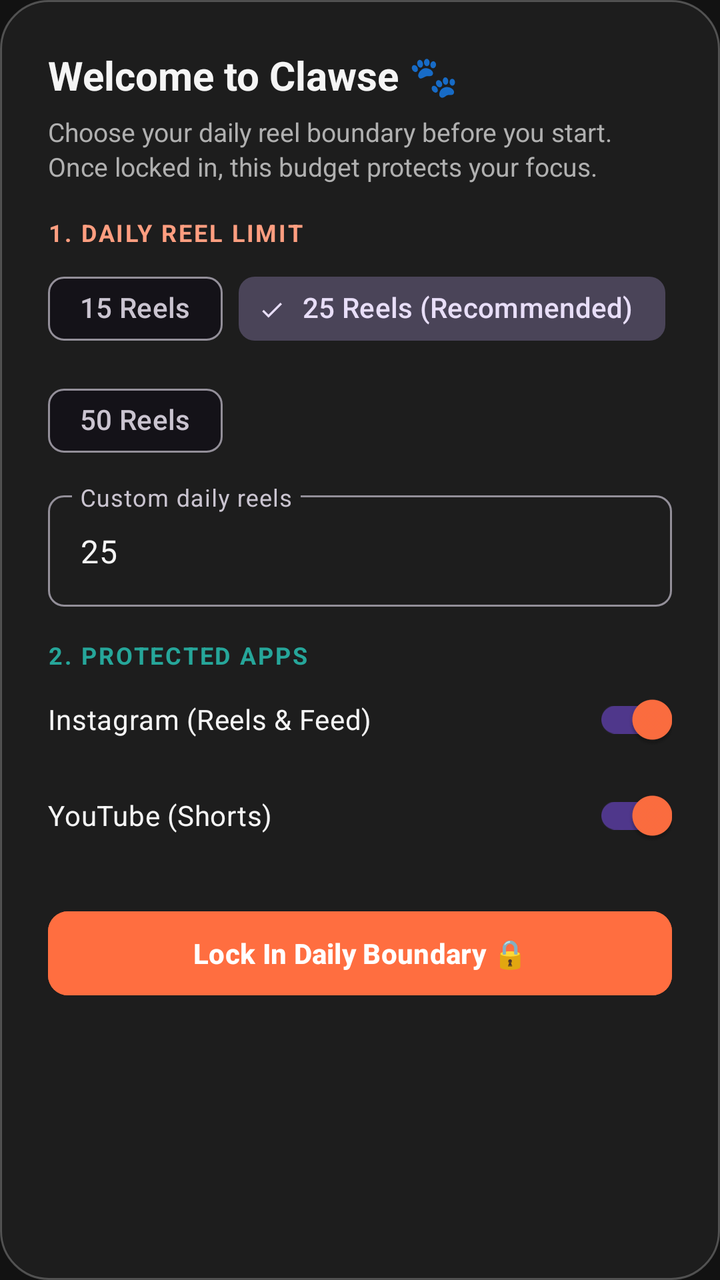
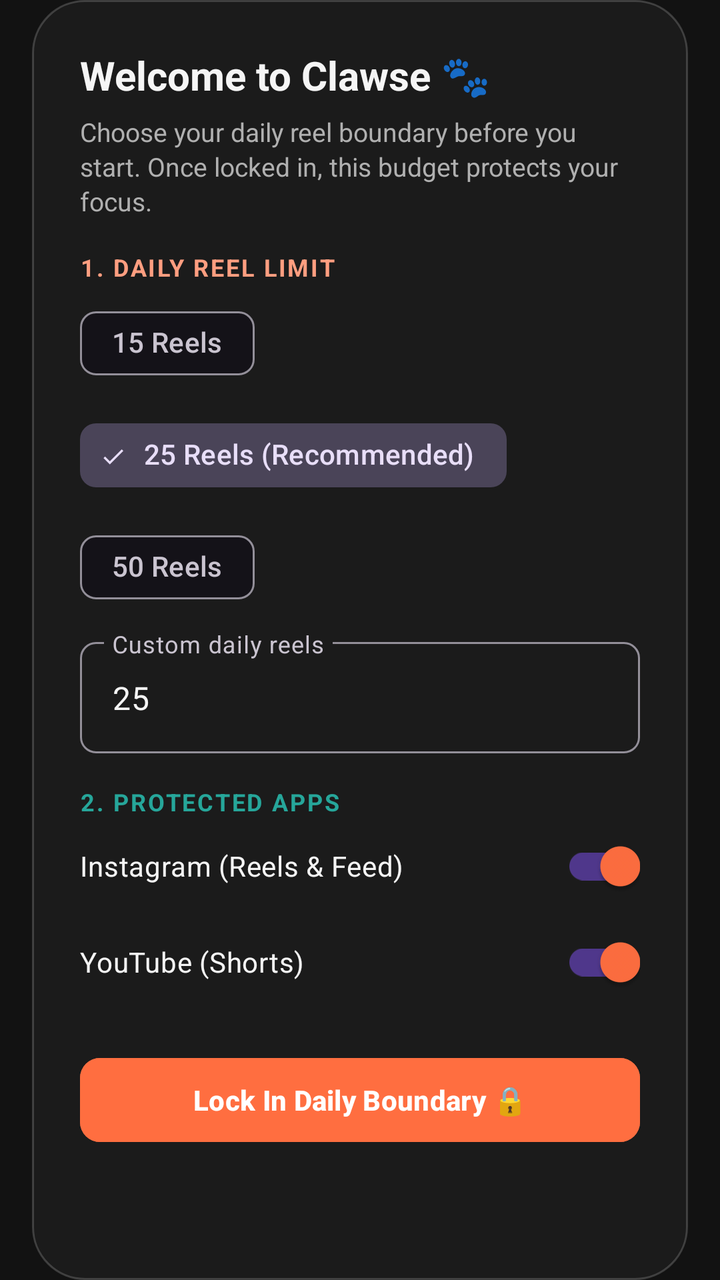

Before-and-after screenshots of an Android layout around one commit, followed by the original layout XML and the change that was made.
<!-- AndroidManifest.xml: application theme Theme.AntiScrollerKitty -->
<!-- res/layout/dialog_initial_setup.xml -->
<?xml version="1.0" encoding="utf-8"?>
<ScrollView xmlns:android="http://schemas.android.com/apk/res/android"
    xmlns:app="http://schemas.android.com/apk/res-auto"
    android:layout_width="match_parent"
    android:layout_height="wrap_content"
    android:fillViewport="true">

    <LinearLayout
        android:layout_width="match_parent"
        android:layout_height="wrap_content"
        android:orientation="vertical"
        android:padding="24dp"
        android:background="@drawable/bg_dialog_glass">

        <TextView
            android:layout_width="wrap_content"
            android:layout_height="wrap_content"
            android:text="Welcome to Clawse 🐾"
            android:textColor="@color/text_primary"
            android:textSize="20sp"
            android:textStyle="bold" />

        <TextView
            android:layout_width="wrap_content"
            android:layout_height="wrap_content"
            android:layout_marginTop="6dp"
            android:text="Choose your daily reel boundary before you start. Once locked in, this budget protects your focus."
            android:textColor="@color/text_secondary"
            android:textSize="13sp"
            android:lineSpacingExtra="2dp" />

        
        <TextView
            android:layout_width="wrap_content"
            android:layout_height="wrap_content"
            android:layout_marginTop="16dp"
            android:text="1. DAILY REEL LIMIT"
            android:textColor="@color/kitty_peach"
            android:textSize="12sp"
            android:letterSpacing="0.08"
            android:textStyle="bold" />

        <com.google.android.material.chip.ChipGroup
            android:id="@+id/chipGroupSetupLimit"
            android:layout_width="match_parent"
            android:layout_height="wrap_content"
            android:layout_marginTop="6dp"
            app:singleSelection="true">

            <com.google.android.material.chip.Chip
                android:id="@+id/chipLimit15"
                android:layout_width="wrap_content"
                android:layout_height="wrap_content"
                android:text="15 Reels"
                style="@style/Widget.Material3.Chip.Filter" />

            <com.google.android.material.chip.Chip
                android:id="@+id/chipLimit25"
                android:layout_width="wrap_content"
                android:layout_height="wrap_content"
                android:text="25 Reels (Recommended)"
                android:checked="true"
                style="@style/Widget.Material3.Chip.Filter" />

            <com.google.android.material.chip.Chip
                android:id="@+id/chipLimit50"
                android:layout_width="wrap_content"
                android:layout_height="wrap_content"
                android:text="50 Reels"
                style="@style/Widget.Material3.Chip.Filter" />
        </com.google.android.material.chip.ChipGroup>

        <com.google.android.material.textfield.TextInputLayout
            android:id="@+id/tilSetupLimit"
            android:layout_width="match_parent"
            android:layout_height="wrap_content"
            android:layout_marginTop="8dp"
            android:hint="Custom daily reels"
            app:boxCornerRadiusBottomEnd="8dp"
            app:boxCornerRadiusBottomStart="8dp"
            app:boxCornerRadiusTopEnd="8dp"
            app:boxCornerRadiusTopStart="8dp"
            style="@style/Widget.Material3.TextInputLayout.OutlinedBox">

            <com.google.android.material.textfield.TextInputEditText
                android:id="@+id/etSetupLimit"
                android:layout_width="match_parent"
                android:layout_height="wrap_content"
                android:inputType="number"
                android:maxLength="4"
                android:text="25"
                android:textColor="@color/text_primary" />
        </com.google.android.material.textfield.TextInputLayout>

        
        <TextView
            android:layout_width="wrap_content"
            android:layout_height="wrap_content"
            android:layout_marginTop="16dp"
            android:text="2. PROTECTED APPS"
            android:textColor="@color/secondary"
            android:textSize="12sp"
            android:letterSpacing="0.08"
            android:textStyle="bold" />

        <com.google.android.material.switchmaterial.SwitchMaterial
            android:id="@+id/switchSetupInstagram"
            android:layout_width="match_parent"
            android:layout_height="wrap_content"
            android:checked="true"
            android:text="Instagram (Reels &amp; Feed)"
            android:textColor="@color/text_primary" />

        <com.google.android.material.switchmaterial.SwitchMaterial
            android:id="@+id/switchSetupYouTube"
            android:layout_width="match_parent"
            android:layout_height="wrap_content"
            android:checked="true"
            android:text="YouTube (Shorts)"
            android:textColor="@color/text_primary" />

        <com.google.android.material.button.MaterialButton
            android:id="@+id/btnLockInSetup"
            android:layout_width="match_parent"
            android:layout_height="50dp"
            android:layout_marginTop="20dp"
            android:text="Lock In Daily Boundary 🔒"
            android:backgroundTint="@color/primary"
            android:textColor="@color/on_primary"
            android:textSize="14sp"
            android:textStyle="bold"
            app:cornerRadius="10dp" />

    </LinearLayout>
</ScrollView>
<!-- resources referenced by this layout -->
<resources>
  <color name="kitty_peach">#FF9E80</color>
  <color name="on_primary">#FFFFFF</color>
  <color name="primary">#FF6E40</color>
  <color name="secondary">#26A69A</color>
  <color name="text_primary">#F5F5F5</color>
  <color name="text_secondary">#B0B0B0</color>
  <!-- drawable bg_dialog_glass (drawable) -->
  <?xml version="1.0" encoding="utf-8"?>
  <shape xmlns:android="http://schemas.android.com/apk/res/android"
      android:shape="rectangle">
      <corners android:radius="24dp" />
      <solid android:color="#F21E1E1E" />
      <stroke
          android:width="1dp"
          android:color="#40FFFFFF" />
  </shape>
  <style name="Theme.AntiScrollerKitty" parent="Theme.Material3.Dark.NoActionBar">
          <item name="colorPrimary">@color/primary</item>
          <item name="colorOnPrimary">@color/on_primary</item>
          <item name="colorSecondary">@color/secondary</item>
          <item name="colorOnSecondary">@color/on_secondary</item>
          <item name="android:statusBarColor">@color/background</item>
          <item name="android:navigationBarColor">@color/background</item>
          <item name="android:windowBackground">@color/background</item>
      </style>
  <color name="on_secondary">#FFFFFF</color>
  <color name="background">#121212</color>
</resources>

<!-- the commit's change to res/layout/dialog_initial_setup.xml (unified diff, before → after) -->
@@ -3,6 +3,9 @@
     xmlns:app="http://schemas.android.com/apk/res-auto"
     android:layout_width="match_parent"
     android:layout_height="wrap_content"
+    android:paddingStart="16dp"
+    android:paddingEnd="16dp"
+    android:clipToPadding="false"
     android:fillViewport="true">
 
     <LinearLayout
<!-- resource entries referenced after the edit -->
@@ -10,11 +10,11 @@
   <?xml version="1.0" encoding="utf-8"?>
   <shape xmlns:android="http://schemas.android.com/apk/res/android"
       android:shape="rectangle">
-      <corners android:radius="24dp" />
-      <solid android:color="#F21E1E1E" />
+      <corners android:radius="26dp" />
+      <solid android:color="#D91D1D1D" />
       <stroke
           android:width="1dp"
-          android:color="#40FFFFFF" />
+          android:color="#2EFFFFFF" />
   </shape>
   <style name="Theme.AntiScrollerKitty" parent="Theme.Material3.Dark.NoActionBar">
           <item name="colorPrimary">@color/primary</item>
